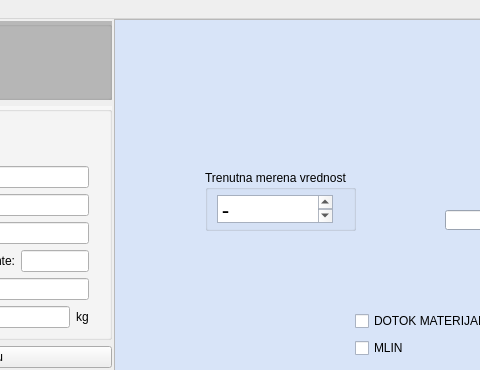
This is ui/automainwindow.ui in nikolakn/biovita as Qt 5 draws it before an edit; both pictures show x 186 to 666 and y 0 to 370 of the 1240 by 878 pixel window. The edited form follows.
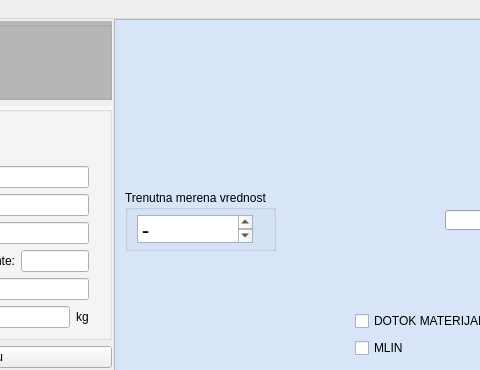
This is the edited form. Custom widgets are drawn as their Qt base class.

What changed in the file:
```diff
--- a/ui/automainwindow.ui
+++ b/ui/automainwindow.ui
@@ -541,8 +541,8 @@
          <widget class="QGroupBox" name="groupBox_5">
           <property name="geometry">
            <rect>
-            <x>90</x>
-            <y>150</y>
+            <x>10</x>
+            <y>170</y>
             <width>151</width>
             <height>61</height>
            </rect>
@@ -1142,6 +1142,12 @@
    <header>grafik</header>
    <container>1</container>
   </customwidget>
+  <customwidget>
+   <class>GlavniProzor</class>
+   <extends>QWidget</extends>
+   <header>widgetGlavni</header>
+   <container>1</container>
+  </customwidget>
  </customwidgets>
  <resources/>
  <connections/>
```
Left out of the diff: 2 changed lines with no effect on the pictures.
